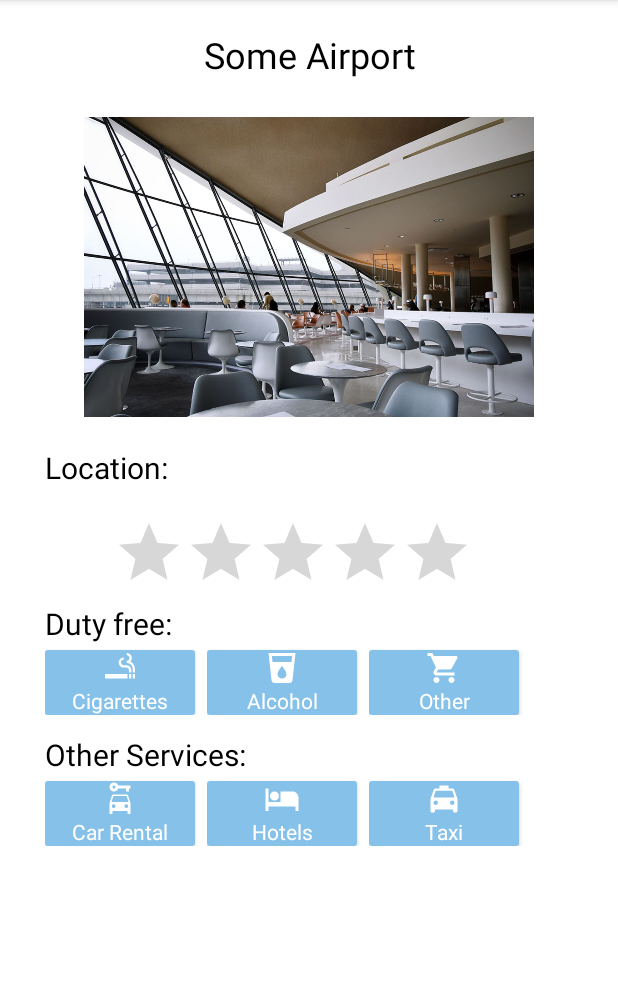
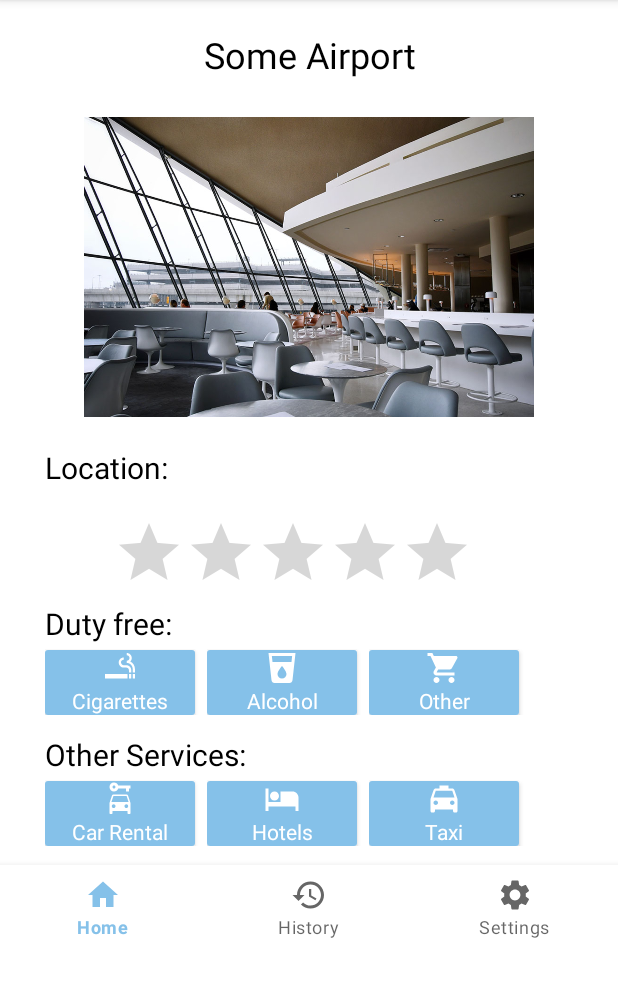
Before and after one commit to pjy990625/COMP3717_Project, an Android app: the fragment SearchFragment shown on its own in the app's theme, after a tap on "Some Airport", on a phone screen of 412 x 824 dp, the part 84-1081 px from its top. Run offline under Robolectric (Android 15) with nearby library versions, the phone set to English and light mode, and no system bars.

Commit message:
changed bottom navbar

```diff
--- a/app/src/main/java/org/techtown/comp3717_project/InfoActivity.java
+++ b/app/src/main/java/org/techtown/comp3717_project/InfoActivity.java
@@ -17,6 +17,7 @@ public class InfoActivity extends AppCompatActivity {
             R.drawable.ic_baseline_local_drink_24, R.drawable.ic_baseline_shopping_cart_24};
     int[] servicesIcons = {R.drawable.ic_baseline_car_rental_24, R.drawable.ic_baseline_hotel_24,
             R.drawable.ic_baseline_local_taxi_24};
+
     @Override
     protected void onCreate(Bundle savedInstanceState) {
         super.onCreate(savedInstanceState);
--- a/app/src/main/java/org/techtown/comp3717_project/MainActivity.java
+++ b/app/src/main/java/org/techtown/comp3717_project/MainActivity.java
@@ -4,6 +4,7 @@ import android.os.Bundle;
 import android.view.MenuItem;
 
 import com.google.android.material.bottomnavigation.BottomNavigationView;
+import com.google.android.material.navigation.NavigationBarView;
 
 import androidx.annotation.NonNull;
 import androidx.appcompat.app.AppCompatActivity;
@@ -14,7 +15,7 @@ import org.techtown.comp3717_project.ui.history.HistoryFragment;
 import org.techtown.comp3717_project.ui.home.HomeFragment;
 import org.techtown.comp3717_project.ui.setting.SettingFragment;
 
-public class MainActivity extends AppCompatActivity implements BottomNavigationView.OnNavigationItemSelectedListener {
+public class MainActivity extends AppCompatActivity implements NavigationBarView.OnItemSelectedListener {
 
     private ActivityMainBinding binding;
 
@@ -42,7 +43,7 @@ public class MainActivity extends AppCompatActivity implements BottomNavigationV
         //NavigationUI.setupActionBarWithNavController(this, navController, appBarConfiguration);
         //NavigationUI.setupWithNavController(binding.navView, navController);
 
-        bottomNavigationView.setOnNavigationItemSelectedListener(this);
+        bottomNavigationView.setOnItemSelectedListener(this);
         bottomNavigationView.setSelectedItemId(R.id.navigation_home);
 
     }
--- a/app/src/main/java/org/techtown/comp3717_project/ui/search/SearchFragment.java
+++ b/app/src/main/java/org/techtown/comp3717_project/ui/search/SearchFragment.java
@@ -14,52 +14,17 @@ import android.widget.ListView;
 import org.techtown.comp3717_project.InfoActivity;
 import org.techtown.comp3717_project.R;
 
-/**
- * A simple {@link Fragment} subclass.
- * Use the {@link SearchFragment#newInstance} factory method to
- * create an instance of this fragment.
- */
 public class SearchFragment extends Fragment {
 
-    // TODO: Rename parameter arguments, choose names that match
-    // the fragment initialization parameters, e.g. ARG_ITEM_NUMBER
-    private static final String ARG_PARAM1 = "param1";
-    private static final String ARG_PARAM2 = "param2";
-
-    // TODO: Rename and change types of parameters
-    private String mParam1;
-    private String mParam2;
     String[] names;
 
     public SearchFragment() {
         // Required empty public constructor
     }
 
-    /**
-     * Use this factory method to create a new instance of
-     * this fragment using the provided parameters.
-     *
-     * @param param1 Parameter 1.
-     * @param param2 Parameter 2.
-     * @return A new instance of fragment search.
-     */
-    // TODO: Rename and change types and number of parameters
-    public static SearchFragment newInstance(String param1, String param2) {
-        SearchFragment fragment = new SearchFragment();
-        Bundle args = new Bundle();
-        args.putString(ARG_PARAM1, param1);
-        args.putString(ARG_PARAM2, param2);
-        fragment.setArguments(args);
-        return fragment;
-    }
-
     @Override
     public void onCreate(Bundle savedInstanceState) {
         super.onCreate(savedInstanceState);
-        if (getArguments() != null) {
-            mParam1 = getArguments().getString(ARG_PARAM1);
-            mParam2 = getArguments().getString(ARG_PARAM2);
-        }
         names = getResources().getStringArray(R.array.airports);
     }
 
--- a/app/src/main/res/layout/activity_info.xml
+++ b/app/src/main/res/layout/activity_info.xml
@@ -4,6 +4,7 @@
     xmlns:tools="http://schemas.android.com/tools"
     android:layout_width="match_parent"
     android:layout_height="match_parent"
+    android:id="@+id/info_container"
     android:orientation="vertical">
 
     <LinearLayout
@@ -85,8 +86,15 @@
             android:layout_width="match_parent"
             android:layout_height="60dp"
             android:layout_marginStart="30dp" />
+
+        <com.google.android.material.bottomnavigation.BottomNavigationView
+            android:id="@+id/nav_view"
+            android:layout_width="wrap_content"
+            android:layout_height="wrap_content"
+            android:layout_marginStart="0dp"
+            android:layout_marginEnd="0dp"
+            android:background="?android:attr/windowBackground"
+            app:menu="@menu/bottom_nav_menu" />
     </LinearLayout>
 
-
-
 </ScrollView>
--- a/app/src/main/res/layout/activity_search.xml
+++ b/app/src/main/res/layout/activity_search.xml
@@ -4,6 +4,7 @@
     android:layout_width="match_parent"
     android:layout_height="match_parent"
     android:orientation="vertical"
+    android:id="@+id/search_container"
     tools:context=".ui.search.SearchFragment"
     xmlns:app="http://schemas.android.com/apk/res-auto">
 
@@ -41,8 +42,9 @@
         android:id="@+id/nav_view"
         android:layout_width="wrap_content"
         android:layout_height="wrap_content"
+        android:layout_marginStart="0dp"
+        android:layout_marginEnd="0dp"
         android:background="?android:attr/windowBackground"
-        android:layout_alignParentBottom="true"
         app:menu="@menu/bottom_nav_menu" />
 
 </LinearLayout>
```
Also changed, not shown: app/src/main/java/org/techtown/comp3717_project/CompareActivity.java (+35 -1 lines), app/src/main/java/org/techtown/comp3717_project/SearchActivity.java (+34 -1 lines).
